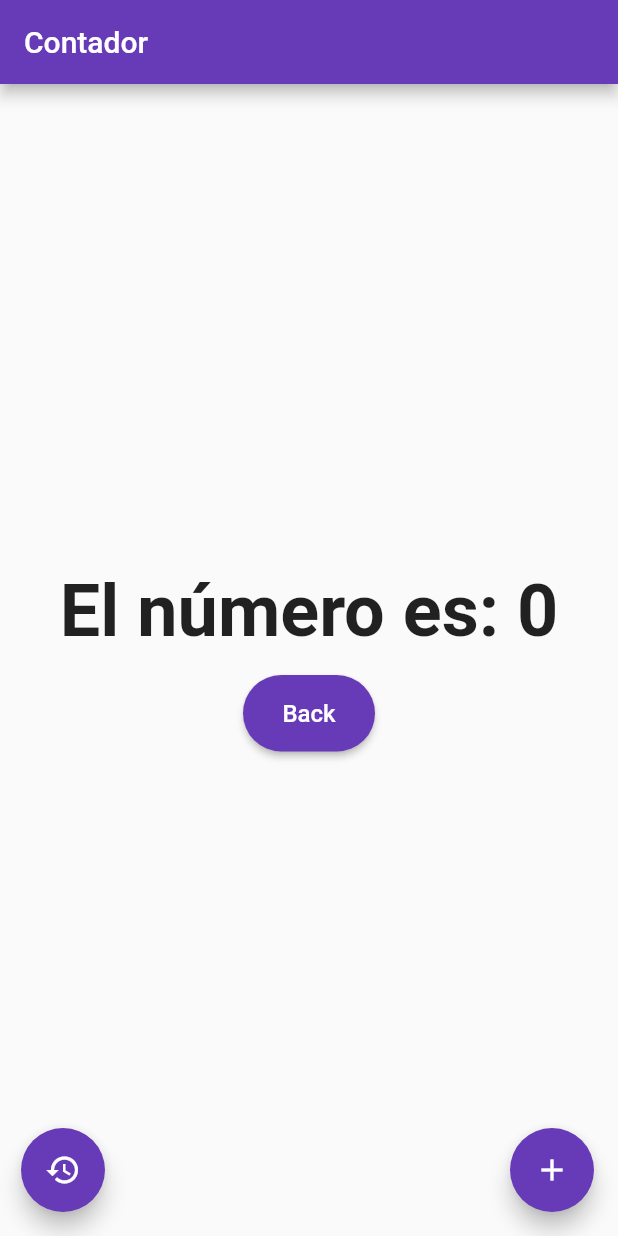
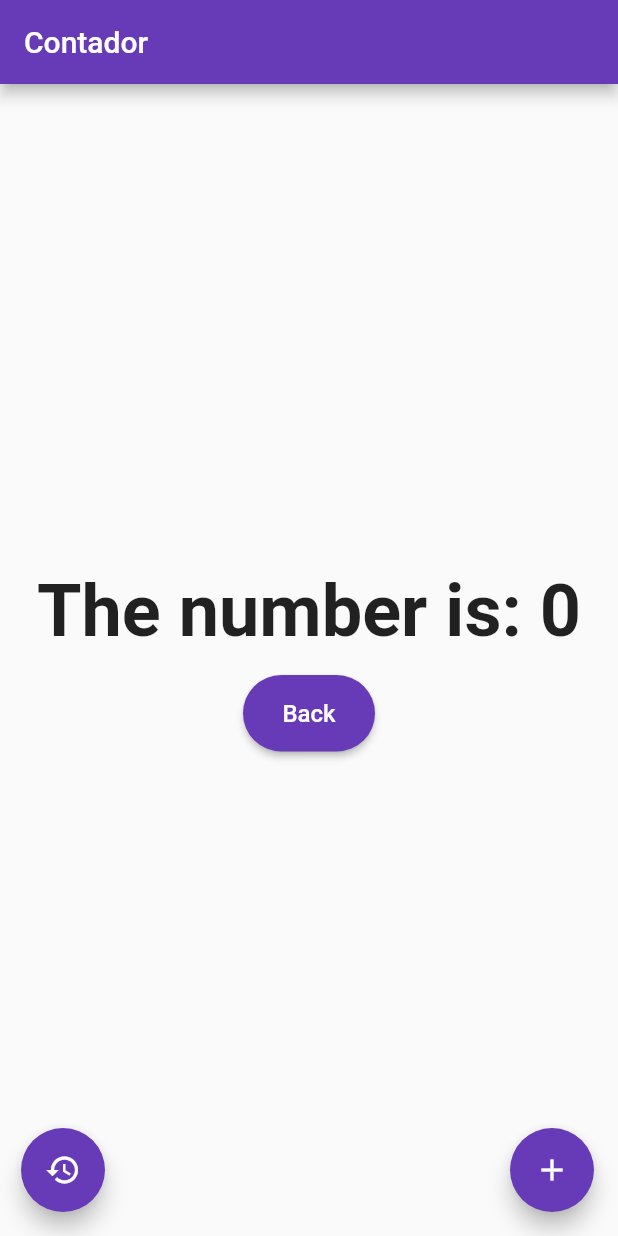
Before and after one commit to Monicabl/FlutterHomework2, a Flutter app: the HomePage screen opened directly, on a phone screen of 412 x 824 dp. Run offline on Flutter 3.47's test engine with Material 2 defaults, Android fonts, the phone set to English and light mode, and no system bars; our stand-ins replace introduction_screen.

Commit message:
little change

```diff
--- a/lib/page/home.dart
+++ b/lib/page/home.dart
@@ -21,7 +21,7 @@ class _HomeState extends State<HomePage> {
             mainAxisAlignment: MainAxisAlignment.center,
             children: [
               Text(
-                'El número es: $_count',
+                'The number is: $_count',
                 style: TextStyle(fontSize: 48, fontWeight: FontWeight.bold),
               ),
               const SizedBox(height: 15),
```
